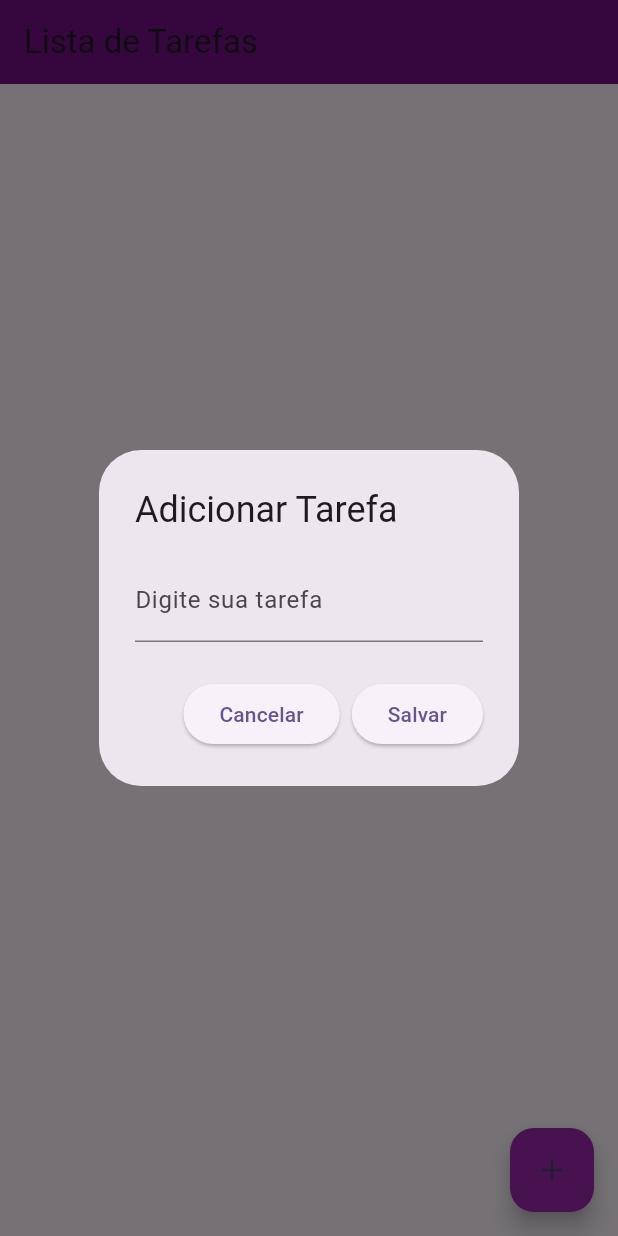
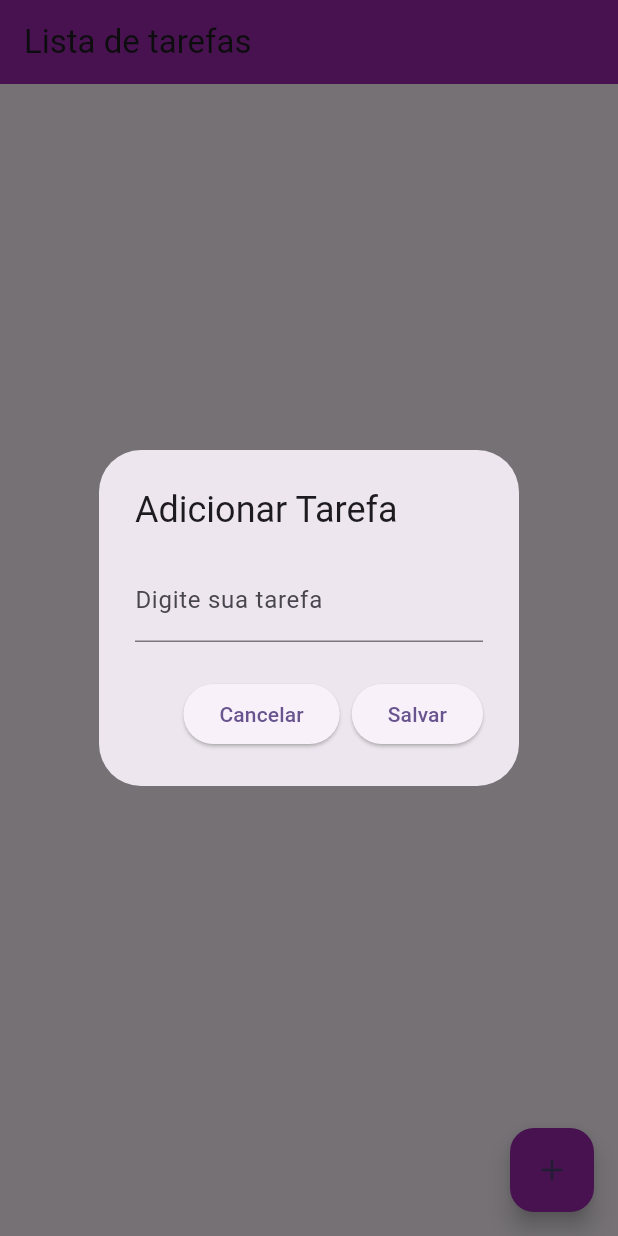
Before and after one commit to thaisjunges/Udemy_Flutter-master, a Flutter app: the screen it shows after launch, after a tap on the "add" icon, on a phone screen of 412 x 824 dp. Run offline on Flutter 3.47's test engine with Material 3 defaults, Android fonts, the phone set to English and light mode, and no system bars; our stand-ins replace shared_preferences; missing offline and left inert: dart:html.

Commit message:
Ajustes sobre a aula

```diff
--- a/lista_tarefas/lista_tarefas/lib/home.dart
+++ b/lista_tarefas/lista_tarefas/lib/home.dart
@@ -1,7 +1,6 @@
-import 'dart:io';
-import 'package:flutter/foundation.dart';
 import 'package:flutter/material.dart';
 import 'package:path_provider/path_provider.dart';
+import 'dart:io';
 import 'dart:async';
 import 'dart:convert';
 
@@ -9,7 +8,7 @@ class Home extends StatefulWidget {
   const Home({super.key});
 
   @override
-  State<Home> createState() => _HomeState();
+  _HomeState createState() => _HomeState();
 }
 
 class _HomeState extends State<Home> {
@@ -19,25 +18,25 @@ class _HomeState extends State<Home> {
   Future<File> _getFile() async {
     //CHAMA O METODO QUE RETORNA O OBJ DIRECTORY QUE MOSTRA O CAMINHO DO PARA SALVAR O ARQUIVO
     final diretorio = await getApplicationDocumentsDirectory();
-    //CRIANDO ARQUIVO VAZIO CHAMADO "DADOS" PARA RECUPERAR O DIRETORIO
-    return File("${diretorio.path}daddos.json/");
+    //PARA RECUPERAR OS DADOS DO DIRETORIO
+    return File("${diretorio.path}/dados.json");
   }
 
   //PEGA A LISTA DE TAREFAS E SALVA NO ARQUIVO
   _salvarArquivo() async {
     var arquivo = await _getFile();
+
     //CRIAR DADOS
     Map<String, dynamic> tarefa = Map();
-    tarefa["titulo"] = "Tomar café";
+    tarefa["titulo"] = "Ir ao mercado";
     tarefa["realizada"] = false;
     _listaTarefas.add(tarefa);
 
     //SALVANDO LISTA INTEIRA
     String dados = json.encode(_listaTarefas);
     arquivo.writeAsString(dados);
-    /*if (kDebugMode) {
-      print("Caminho: ${diretorio.path}");
-    }*/
+
+    //print("Caminho: " + diretorio.path );
   }
 
   _lerArquivo() async {
@@ -64,16 +63,16 @@ class _HomeState extends State<Home> {
   @override
   Widget build(BuildContext context) {
     //_salvarArquivo();
-    if (kDebugMode) {
-      print(("items:$_listaTarefas"));
-    }
+    print("itens: " + _listaTarefas.toString());
+
     return Scaffold(
       appBar: AppBar(
-        title: const Text("Lista de Tarefas"),
-        backgroundColor: const Color.fromARGB(255, 118, 14, 136),
+        title: const Text("Lista de tarefas"),
+        backgroundColor: Colors.purple,
       ),
       floatingActionButtonLocation: FloatingActionButtonLocation.endFloat,
       floatingActionButton: FloatingActionButton(
+          child: Icon(Icons.add),
           backgroundColor: Colors.purple,
           onPressed: () {
             showDialog(
@@ -86,35 +85,33 @@ class _HomeState extends State<Home> {
                           const InputDecoration(labelText: "Digite sua tarefa"),
                       onChanged: (text) {},
                     ),
-                    actions: [
+                    actions: <Widget>[
                       ElevatedButton(
+                        child: const Text("Cancelar"),
                         onPressed: () => Navigator.pop(context),
-                          child: const Text("Cancelar")),
+                      ),
                       ElevatedButton(
-                          //SALVAR
+                        child: const Text("Salvar"),
                         onPressed: () {
+                          //salvar
+
                           Navigator.pop(context);
                         },
-                          child: const Text("Salvar"))
+                      )
                     ],
                   );
                 });
-          },
-          child: const Icon(Icons.add)),
+          }),
       body: Column(
-        children: [
+        children: <Widget>[
           Expanded(
             child: ListView.builder(
-              //PEGANDO TODO O TAMANHO DA LISTA
                 itemCount: _listaTarefas.length,
-              //CONMSTRUINDO O ITEM PARA FAZER A EXIBIXÇÃO DE CADA ITEM
-              itemBuilder: (BuildContext context, index) {
+                itemBuilder: (context, index) {
                   return ListTile(
-                  //ACESSANDO O INDICE DO ITEM
-                  title: Text(_listaTarefas[index]),
+                    title: Text(_listaTarefas[index]['titulo']),
                   );
-              },
-            ),
+                }),
           )
         ],
       ),
--- a/lista_tarefas/lista_tarefas/lib/main.dart
+++ b/lista_tarefas/lista_tarefas/lib/main.dart
@@ -33,7 +33,7 @@ class MyApp extends StatelessWidget {
         colorScheme: ColorScheme.fromSeed(seedColor: Colors.deepPurple),
         useMaterial3: true,
       ),
-      home: const Home(),
+      home: Home(),
     );
   }
 }
```
Lines whose indentation alone changed are shown as unchanged.
